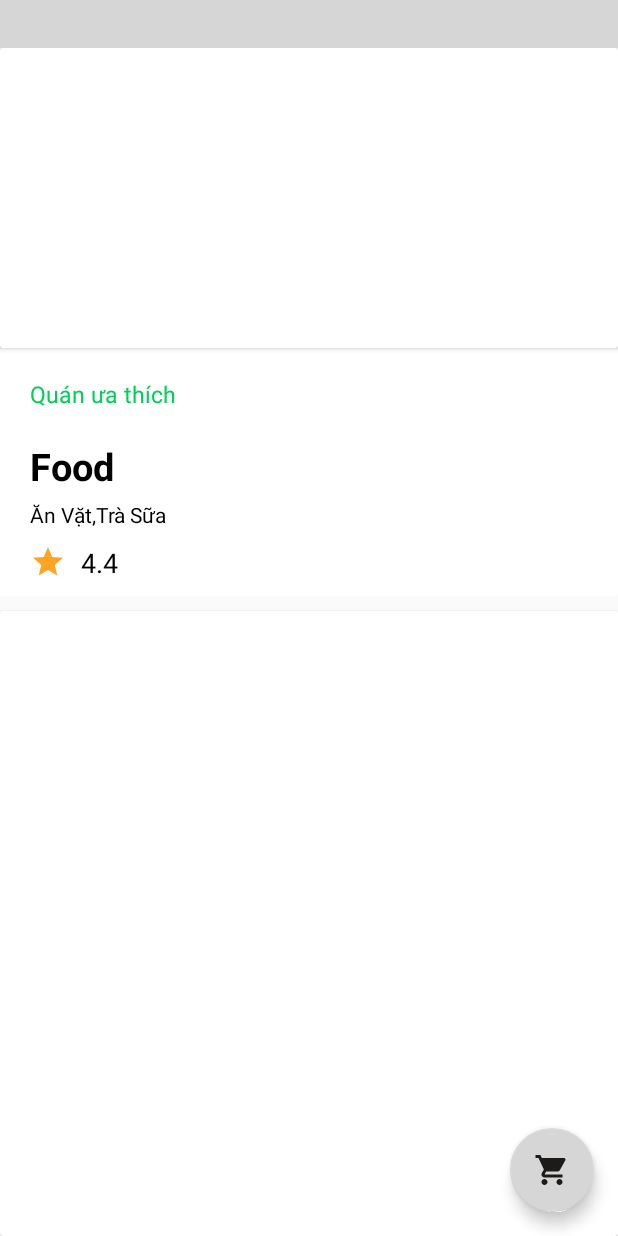
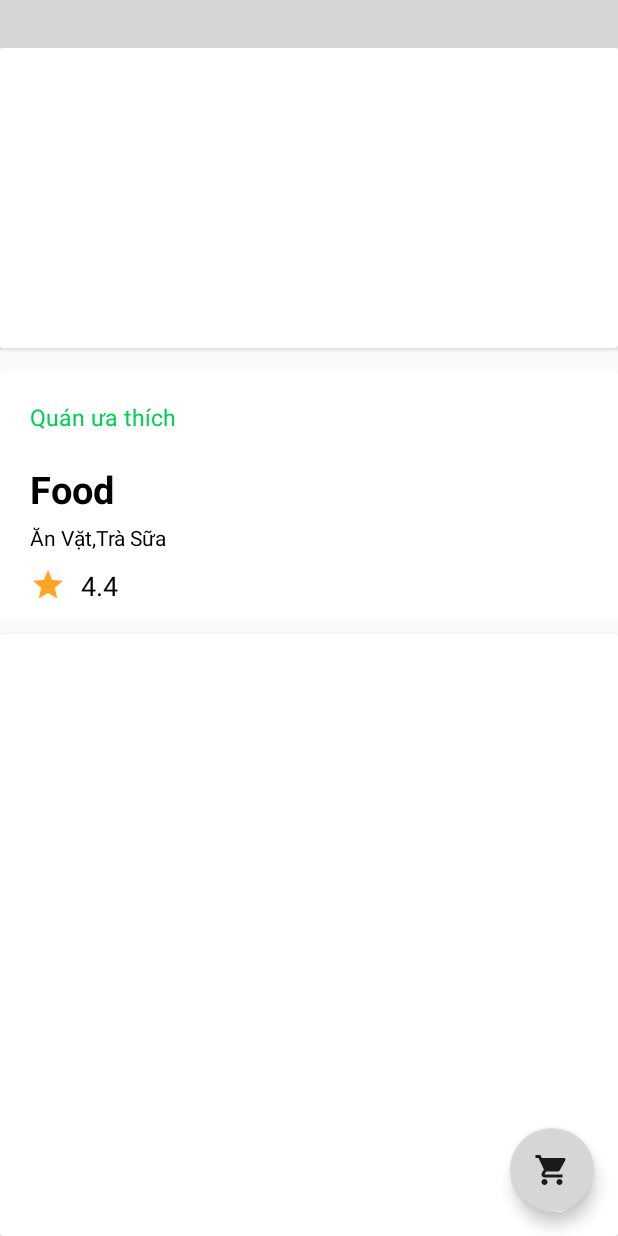
Before and after one commit to TuongNguyenX/APP_ORDER_FOOD, an Android app: the FoodList screen opened directly, with no data from a screen before it, on a phone screen of 412 x 824 dp. Run offline under Robolectric (Android 15) with nearby library versions, the phone set to English and light mode, and no system bars; our stand-ins replace Firebase (no records; nobody signed in at launch, a user with empty details on screens opened directly), Picasso; libraries missing offline, so code that uses them is left out: com.facebook, com.facebook.share, com.mancj.materialsearchbar; plain views replace MaterialSearchBar; Roboto replaces fonts that are not available here; 3 statements that could not run were skipped; grey boxes are pictures that could not be loaded.

Commit message:
update all

```diff
--- a/app/src/main/AndroidManifest.xml
+++ b/app/src/main/AndroidManifest.xml
@@ -52,6 +52,7 @@
             android:screenOrientation="portrait" />
         <activity
             android:name=".FoodDetail"
+            android:theme="@style/AppCategoryOther"
             android:screenOrientation="portrait" />
         <activity
             android:name=".FoodList"
--- a/app/src/main/java/com/example/firebase/Cart.java
+++ b/app/src/main/java/com/example/firebase/Cart.java
@@ -64,8 +64,10 @@ public class Cart extends AppCompatActivity {
         requests = database.getReference("Requests");
 
 
+
+
+
         recyclerView = findViewById(R.id.listCart);
-
         recyclerView.setHasFixedSize(true);
         layoutManager = new LinearLayoutManager(this);
         recyclerView.setLayoutManager(layoutManager);
--- a/app/src/main/java/com/example/firebase/FoodList.java
+++ b/app/src/main/java/com/example/firebase/FoodList.java
@@ -221,7 +221,15 @@ public class FoodList extends AppCompatActivity {
 
                     }
                 });
-                foodViewHolder.share_img.setOnClickListener(new View.OnClickListener() {
+//                foodViewHolder.share_img.setOnClickListener(new View.OnClickListener() {
+//                    @Override
+//                    public void onClick(View v) {
+//                        Picasso.with(getApplicationContext())
+//                                .load(food.getImage())
+//                                .into(target);
+//                    }
+//                });
+                foodViewHolder.food_share_facebook.setOnClickListener(new View.OnClickListener() {
                     @Override
                     public void onClick(View v) {
                         Picasso.with(getApplicationContext())
--- a/app/src/main/java/com/example/firebase/Home.java
+++ b/app/src/main/java/com/example/firebase/Home.java
@@ -168,6 +168,9 @@ public class Home extends AppCompatActivity implements NavigationView.OnNavigati
 
         TextView tv_profile = findViewById(R.id.profile_textview);
         tv_profile.setText(Common.currentUser.getName());
+
+
+
 
 
         //Register Service
--- a/app/src/main/java/com/example/firebase/ViewHolder/FoodViewHolder.java
+++ b/app/src/main/java/com/example/firebase/ViewHolder/FoodViewHolder.java
@@ -15,12 +15,13 @@ public class FoodViewHolder extends RecyclerView.ViewHolder implements
         View.OnClickListener,
         View.OnCreateContextMenuListener {
 
-    public TextView food_name,food_price;
+    public TextView food_name,food_price,food_share_facebook;
     public ImageView food_image,share_img;
     private ItemClickListener itemClickListener;
 
     public FoodViewHolder(@NonNull View itemView) {
         super(itemView);
+        food_share_facebook = itemView.findViewById(R.id.tv_share_facebook);
         food_name=itemView.findViewById(R.id.food_list_name);
         food_image = itemView.findViewById(R.id.food_list_image);
         share_img = itemView.findViewById(R.id.btnShare);
--- a/app/src/main/res/layout/activity_category_other.xml
+++ b/app/src/main/res/layout/activity_category_other.xml
@@ -301,7 +301,7 @@
                                                         android:id="@+id/image_feelback_other"
                                                         android:layout_width="match_parent"
                                                         android:layout_height="50dp"
-                                                        android:src="@drawable/img_feedback" />
+                                                        android:src="@drawable/rating" />
 
                                                     <TextView
                                                         android:layout_width="match_parent"
--- a/app/src/main/res/layout/activity_food_detail.xml
+++ b/app/src/main/res/layout/activity_food_detail.xml
@@ -300,7 +300,7 @@
                                                         android:id="@+id/image_feelback_other"
                                                         android:layout_width="match_parent"
                                                         android:layout_height="50dp"
-                                                        android:src="@drawable/img_feedback" />
+                                                        android:src="@drawable/rating" />
 
                                                     <TextView
                                                         android:layout_width="match_parent"
--- a/app/src/main/res/layout/activity_food_list.xml
+++ b/app/src/main/res/layout/activity_food_list.xml
@@ -54,6 +54,7 @@
                     android:layout_height="match_parent"
                     android:orientation="vertical">
                     <androidx.cardview.widget.CardView
+                        android:layout_marginTop="15dp"
                         app:cardElevation="0dp"
                         android:layout_width="match_parent"
                         android:layout_height="wrap_content">
--- a/app/src/main/res/layout/activity_sale_detail.xml
+++ b/app/src/main/res/layout/activity_sale_detail.xml
@@ -296,7 +296,7 @@
                                                         android:id="@+id/image_feelback_other"
                                                         android:layout_width="match_parent"
                                                         android:layout_height="50dp"
-                                                        android:src="@drawable/img_feedback" />
+                                                        android:src="@drawable/rating" />
 
                                                     <TextView
                                                         android:layout_width="match_parent"
--- a/app/src/main/res/layout/item_sale_list.xml
+++ b/app/src/main/res/layout/item_sale_list.xml
@@ -37,7 +37,7 @@
 
 
         <TextView
-
+            android:textStyle="bold"
             android:id="@+id/name_sale_list"
             android:layout_marginTop="10dp"
             android:text="Name Food"
```
Also changed, not shown: app/src/main/java/com/example/firebase/InfoCustomer.java (+1 -12 lines), app/src/main/java/com/example/firebase/Login.java (+0 -13 lines), app/src/main/res/layout/item_food.xml (+6 -8 lines).
